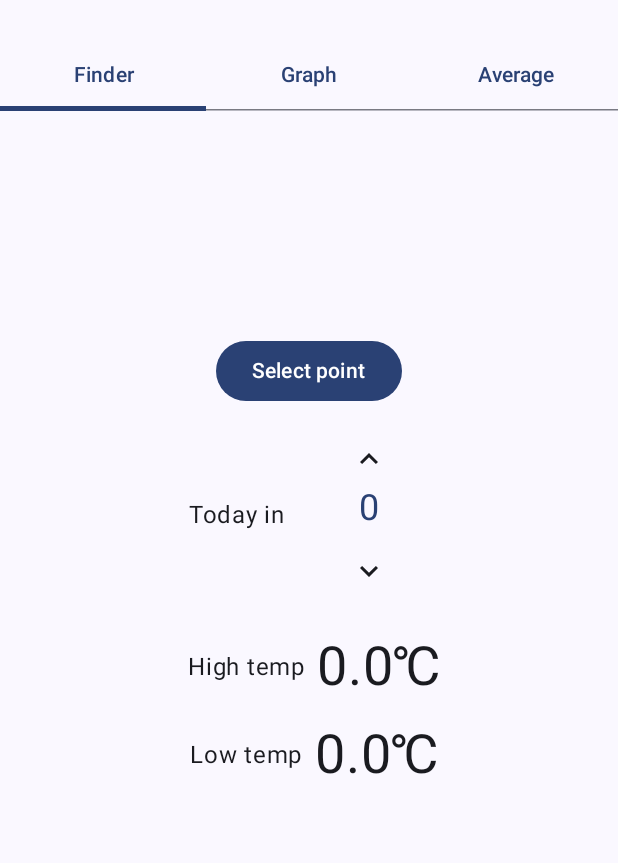
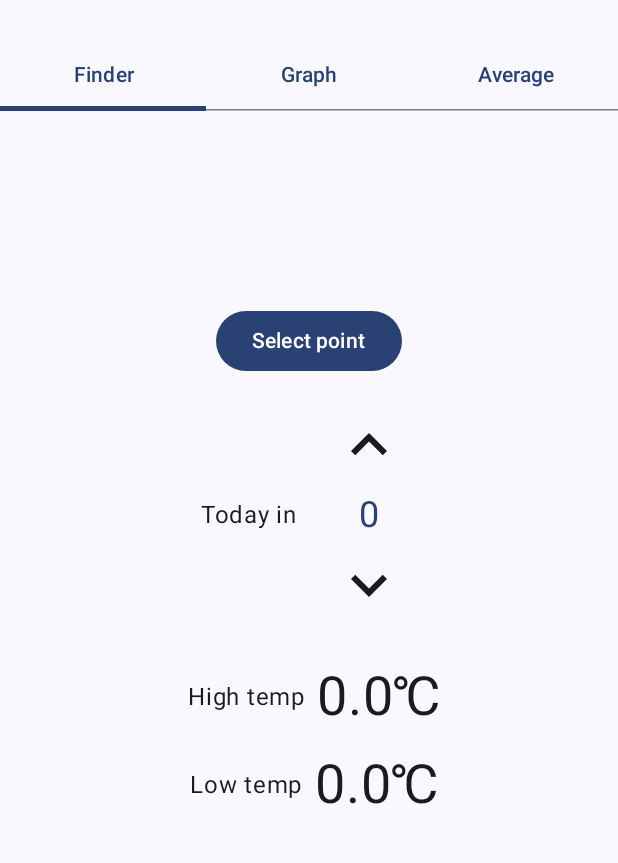
Before and after one commit to DullBlueLab/PastWeather, an Android app built with Jetpack Compose: the screen it shows after launch (MainActivity), on a phone screen of 412 x 824 dp, the part 69-932 px from its top. Run offline under Robolectric (Android 15) with nearby library versions, the phone set to English and light mode, and no system bars; our stand-ins replace AdMob, Room's generated code; pictures from the network do not load; 1 statement that could not run was skipped.

Commit message:
ver.7 update tap target size

```diff
--- a/app/build.gradle.kts
+++ b/app/build.gradle.kts
@@ -12,8 +12,8 @@ android {
         applicationId = "com.dullbluelab.pastweather"
         minSdk = 26
         targetSdk = 34
-        versionCode = 6
-        versionName = "1.5"
+        versionCode = 7
+        versionName = "1.6"
 
         testInstrumentationRunner = "androidx.test.runner.AndroidJUnitRunner"
         vectorDrawables {
--- a/app/src/main/java/com/dullbluelab/pastweather/ui/WeatherScreen.kt
+++ b/app/src/main/java/com/dullbluelab/pastweather/ui/WeatherScreen.kt
@@ -44,6 +44,7 @@ import androidx.compose.ui.res.stringResource
 import androidx.compose.ui.text.TextStyle
 import androidx.compose.ui.text.drawText
 import androidx.compose.ui.text.rememberTextMeasurer
+import androidx.compose.ui.text.style.TextAlign
 import androidx.compose.ui.unit.TextUnit
 import androidx.compose.ui.unit.dp
 import androidx.compose.ui.unit.sp
@@ -556,9 +557,10 @@ fun NumberCounter(
 ) {
     var count by remember { mutableIntStateOf(value - minValue) }
     val limit = maxValue - minValue
-    val lastModifier = Modifier.size(96.dp, 144.dp).padding(8.dp, 16.dp).then(modifier)
+    val lastModifier = Modifier.size(80.dp, 184.dp).padding(8.dp, 16.dp).then(modifier)
 
     Column(
+        verticalArrangement = Arrangement.SpaceAround,
         horizontalAlignment = Alignment.CenterHorizontally,
         modifier = lastModifier
     ) {
@@ -569,18 +571,20 @@ fun NumberCounter(
                     onValueChangedListener(minValue + count)
                 }
             },
-            modifier = Modifier.weight(1f)
+            modifier = Modifier.size(52.dp)
         ) {
             Icon(
                 imageVector = Icons.Filled.KeyboardArrowUp,
-                contentDescription = "count down"
+                contentDescription = "count down",
+                modifier = Modifier.size(48.dp)
             )
         }
         Text(
             text = "${minValue + count}",
             color = textColor,
             fontSize = fontSize,
-            modifier = Modifier.weight(1f)
+            textAlign = TextAlign.Center,
+            modifier = Modifier
         )
         IconButton(
             onClick = {
@@ -589,11 +593,12 @@ fun NumberCounter(
                     onValueChangedListener(minValue + count)
                 }
             },
-            modifier = Modifier.weight(1f)
+            modifier = Modifier.size(52.dp)
         ) {
             Icon(
                 imageVector = Icons.Filled.KeyboardArrowDown,
-                contentDescription = "count up"
+                contentDescription = "count up",
+                modifier = Modifier.size(48.dp)
             )
         }
 
```
